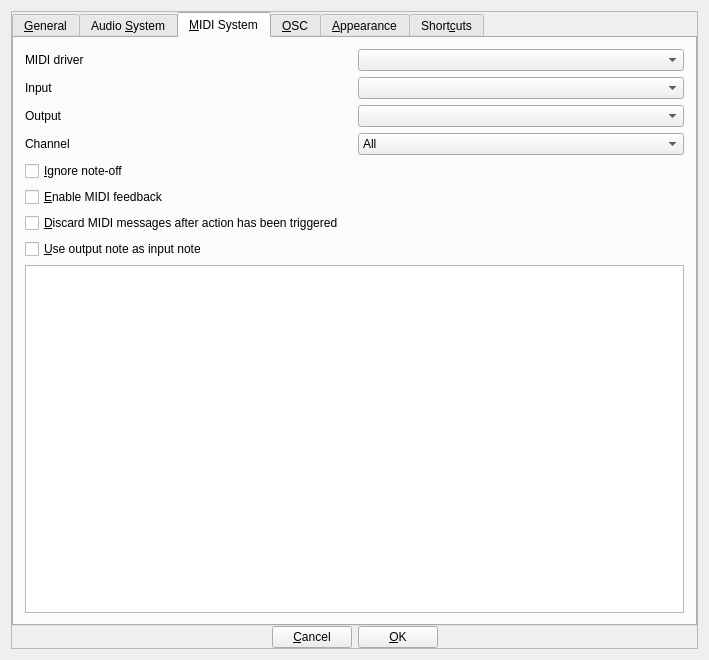
Old version of the form src/gui/src/PreferencesDialog/PreferencesDialog_UI.ui in the repository hydrogen-music/hydrogen.
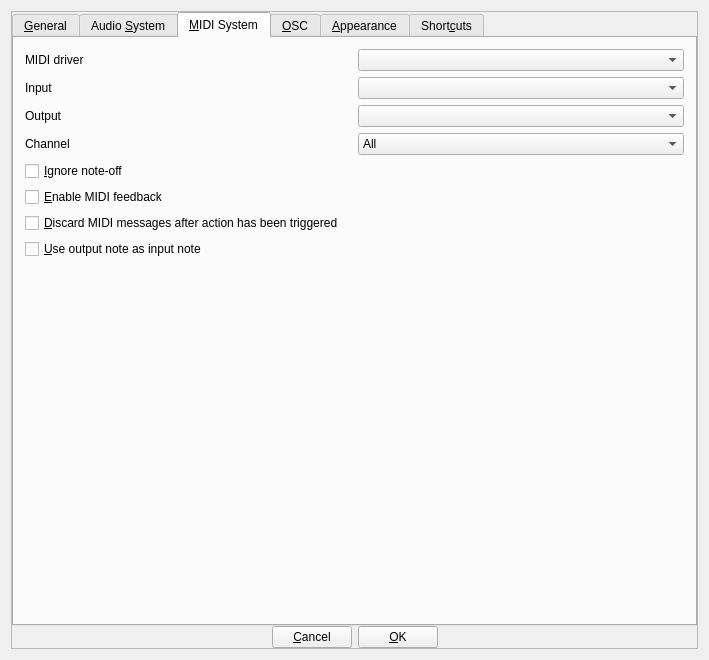
New version of the form. The open tabs and pages were chosen to show the change. Custom widgets are drawn as their Qt base class.

Commit message:
Preferences: move MidiTable into MidiControlDialog
all MIDI related stuff which does not require a restart of the MID driver will be moved into the `MidiControlDialog`

```diff
--- a/src/gui/src/PreferencesDialog/PreferencesDialog_UI.ui
+++ b/src/gui/src/PreferencesDialog/PreferencesDialog_UI.ui
@@ -869,7 +869,17 @@
             </layout>
            </item>
            <item>
-            <widget class="MidiTable" name="midiTable"/>
+            <spacer name="verticalSpacer_4">
+             <property name="orientation">
+              <enum>Qt::Vertical</enum>
+             </property>
+             <property name="sizeHint" stdset="0">
+              <size>
+               <width>20</width>
+               <height>40</height>
+              </size>
+             </property>
+            </spacer>
            </item>
           </layout>
          </widget>
@@ -2007,11 +2017,6 @@
  </widget>
  <layoutdefault spacing="6" margin="11"/>
  <customwidgets>
-  <customwidget>
-   <class>MidiTable</class>
-   <extends>QTableWidget</extends>
-   <header location="global">../src/Widgets/MidiTable.h</header>
-  </customwidget>
   <customwidget>
    <class>ColorSelectionButton</class>
    <extends>QWidget</extends>
```
The commit also changes 25 other files.
